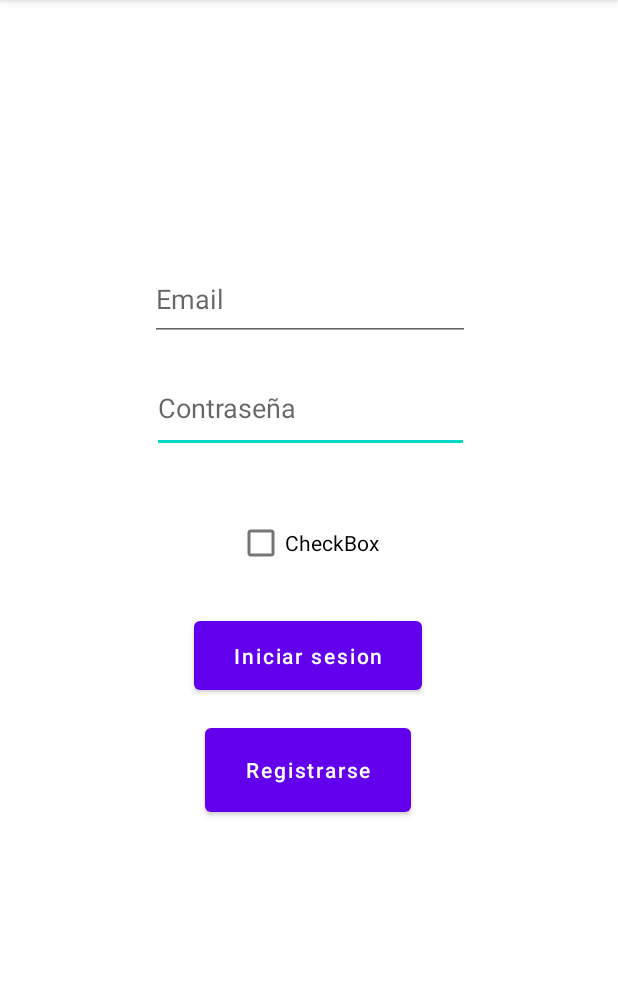
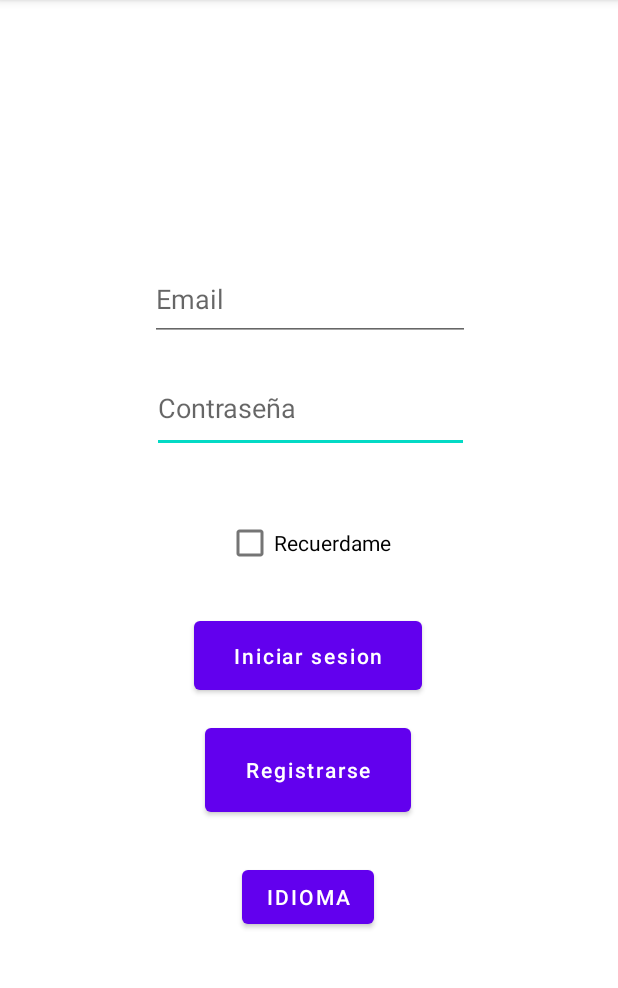
Before and after one commit to ibaiarroyo/Reto2, an Android app: the screen it shows after launch (Login), after a tap on an icon or button, on a phone screen of 412 x 824 dp, the part 84-1072 px from its top. Run offline under Robolectric (Android 15) with nearby library versions, the phone set to English and light mode, and no system bars.

```diff
--- a/app/src/main/java/com/example/reto2/Principal/Login.java
+++ b/app/src/main/java/com/example/reto2/Principal/Login.java
@@ -2,16 +2,20 @@ package com.example.reto2.Principal;
 
 import android.content.Context;
 import android.content.Intent;
+import android.content.SharedPreferences;
 import android.content.res.Configuration;
 import android.content.res.Resources;
 import android.net.ConnectivityManager;
 import android.net.NetworkInfo;
 import android.os.Bundle;
 import android.util.DisplayMetrics;
+import android.util.Log;
+import android.view.MenuItem;
 import android.view.View;
 import android.widget.Button;
 import android.widget.CheckBox;
 import android.widget.EditText;
+import android.widget.PopupMenu;
 import android.widget.Toast;
 
 import androidx.activity.result.ActivityResult;
@@ -42,7 +46,7 @@ public class Login extends AppCompatActivity {
 
     private EditText textEmail, textPasswordLogin;
     private CheckBox recordarUsuario;
-    Button botonRegistro, iniciarSesion;
+    Button botonRegistro, iniciarSesion, elegirIdioma;
 
     @Override
     protected void onCreate(Bundle savedInstanceState) {
@@ -57,6 +61,9 @@ public class Login extends AppCompatActivity {
         textPasswordLogin = findViewById(R.id.textPasswordLogin);
         iniciarSesion = findViewById(R.id.botonLogin);
         recordarUsuario = findViewById(R.id.recordarSesion);
+        elegirIdioma = findViewById(R.id.cambiarIdioma);
+
+        recuerdameSetIntoText();
 
         Bundle extras = getIntent().getExtras();
         if (extras != null) {
@@ -77,42 +84,27 @@ public class Login extends AppCompatActivity {
                 }
             }
         });
+
         iniciarSesion.setOnClickListener(new View.OnClickListener(){
             @Override
             public void onClick(View v) {
-
-                //attemps++;
-
-//                if ((!etNombre.getText().toString().equals("")) && (!etpassword.getText().toString().equals(""))) {
-
-//                    if ((!etNombre.getText().toString().equals("Rodrigo"))
-//                            && (!etpassword.getText().toString().equals("123456"))) {
-
-
-//                        if (checkBox.isChecked()) {
-//                            Boolean boolIsChecked = checkBox.isChecked();
-//                            SharedPreferences.Editor editor = mPrefs.edit();
-//                            editor.putString("pref_name", etNombre.getText().toString());
-//                            editor.putString("pref_pass", etpassword.getText().toString());
-//                            editor.putBoolean("pref_check", boolIsChecked);
-//                            editor.apply();
-//                            Toast.makeText(getApplicationContext(), "Se ha guardado",
-//                                    Toast.LENGTH_SHORT).show();
-
-//                        } else {
-//                            mPrefs.edit().clear().apply();
-
-//                        }
-
-//                        Log.i("Username", etNombre.getText().toString());
-//                        Log.i("Password", etpassword.getText().toString());
+                //boolean login = inicioSesion();
+                Usuarios usuario = new Usuarios();
+                usuario.setEmail(textEmail.getText().toString());
+                usuario.setPassword(textPasswordLogin.getText().toString());
+                deleteAllFromDB();
+                if (recordarUsuario.isChecked()) {
+                    dataManager.insert(usuario);
+                }
+                else {
+                    Toast.makeText(getApplicationContext(), R.string.errorInicioSesion, Toast.LENGTH_SHORT).show();
+                }
 
                 Context context = getApplicationContext();
                 String string = "Username: " + textEmail.getText().toString()
                         + "\nPassword: " + textPasswordLogin.getText().toString();
 
-//                    Meter aqui conexion login
-
+//              Empieza el login
                 if (isConnected()) {
                     System.out.println("Has entrado");
                     UsuariosFacadeGetAll login = new UsuariosFacadeGetAll(Login.this, Login.this.generateSongJson(),Login.this.datosUserb());
@@ -131,48 +123,17 @@ public class Login extends AppCompatActivity {
                             Toast toast = Toast.makeText(context, string, duartion);
                             Intent intent = new Intent(Login.this, MenuUsuario.class);
                             startForResult.launch(intent);
-//                                    overridePendingTransition(R.anim.zoom_back_in, R.anim.zoom_back_out);
-
-                                }
-                                else{
+//                          overridePendingTransition(R.anim.zoom_back_in, R.anim.zoom_back_out);
+                        } else{
                             System.out.println("Te dejo entrar por pena pringado");
                         }
-
                     } catch (InterruptedException e) {
                                 // Nothing to do here...
                     }
-
                 }
-
                         textEmail.getText().clear();
                         textPasswordLogin.getText().clear();
-
             }
-
-//            boolean login = inicioSesion();
-//            Usuarios usuario = new Usuarios();
-//            usuario.setEmail(textEmail.getText().toString());
-//            usuario.setPassword(textPasswordLogin.toString());
-//            deleteAllFromDB();
-//
-//            if (recordarUsuario.isChecked()) {
-//                dataManager.insert(usuario);
-//            }
-//
-//            if (login) {
-//                if (!recordarUsuario.isChecked()) {
-//                    deleteAllFromDB();
-//                }
-//                Intent intentComunity = new Intent(Login.this, MenuUsuario.class);
-//                intentComunity.putExtra("emailUsuario", usuario.getEmail());
-//                startActivity(intentComunity);
-//
-//            } else {
-//                Toast.makeText(getApplicationContext(), R.string.errorInicioSesion, Toast.LENGTH_SHORT).show();
-//            }
-////            Intent intentLogin = new Intent(Login.this, MenuUsuario.class);
-////            startActivity(intentLogin);
-
         });
 
         recordarUsuario.setOnCheckedChangeListener((compoundButton, checked) -> {
@@ -190,6 +151,33 @@ public class Login extends AppCompatActivity {
             }
         });
 
+        elegirIdioma.setOnClickListener(new View.OnClickListener() {
+            @Override
+            public void onClick(View view) {
+                PopupMenu popupMenu = new PopupMenu(Login.this, elegirIdioma);
+                popupMenu.getMenuInflater().inflate(R.menu.menu_idioma, popupMenu.getMenu());
+
+                popupMenu.setOnMenuItemClickListener(new PopupMenu.OnMenuItemClickListener() {
+                    @Override
+                    public boolean onMenuItemClick(MenuItem menuItem) {
+                        switch (menuItem.getItemId()) {
+                            case R.id.en:
+                                setLocale("en");
+                                break;
+                            case R.id.es:
+                                setLocale("es");
+                                break;
+                            case R.id.eu:
+                                setLocale("eu");
+                                break;
+                        }
+                        return false;
+                    }
+                });
+                popupMenu.show();
+            }
+        });
+
         botonRegistro.setOnClickListener(view ->{
             Intent intentRegis = new Intent(Login.this, Register.class);
             startActivity(intentRegis);
@@ -198,33 +186,16 @@ public class Login extends AppCompatActivity {
 
     }
 
-//    private Boolean inicioSesion() {
-//
-//        UsuariosFacadeGetAll usuariosFacadeGetAll = new UsuariosFacadeGetAll();
-//        Thread thread = new Thread(usuariosFacadeGetAll);
-//        try {
-//            thread.start();
-//            thread.join(); // Awaiting response from the server...
-//        } catch (InterruptedException e) {
-//            // Nothing to do here...
-//        }
-//
-//        String usuarioString = textEmail.getText().toString();
-//        String password = textPasswordLogin.getText().toString();
-//        boolean existe = false;
-//
-//        Usuarios personas = usuariosFacadeGetAll.getResponse();
-//
-//        for (int i = 0; i < personas.size(); i++) {
-//            if (personas.get(i).getEmail().equalsIgnoreCase(usuarioString)) {
-//                if (personas.get(i).getPassword().equals(password)) {
-//                    existe = true;
-//                    break;
-//                }
-//            }
-//        }
-//        return existe;
-//    }
+    public void recuerdameSetIntoText() {
+        DataManager dataManager = new DataManager(this);
+
+        List<Usuarios> user = dataManager.selectAllUsers();
+        if (user.size() != 0) {
+            prueba();
+            textEmail.setText(user.get(0).getEmail());
+            textPasswordLogin.setText(user.get(0).getPassword());
+        }
+    }
 
     public void deleteAllFromDB() {
         DataManager dataManager = new DataManager(this);
@@ -263,6 +234,28 @@ public class Login extends AppCompatActivity {
         return ret;
     }
 
+    public void setLocale(String lang) {
+//        Locale myLocale = new Locale(lang);
+//        Resources res = getResources();
+//        DisplayMetrics dm = res.getDisplayMetrics();
+//        Configuration conf = res.getConfiguration();
+//        conf.locale = myLocale;
+//        res.updateConfiguration(conf, dm);
+//        Intent refresh = new Intent(this, Login.class);
+//        finish();
+//        startActivity(refresh);
 
+        Locale myLocale = new Locale(lang);
+        Resources res = getResources();
+        DisplayMetrics dm = res.getDisplayMetrics();
+        Locale.setDefault(myLocale);
+        Configuration config = getBaseContext().getResources().getConfiguration();
+        config.locale = myLocale;
+        res.updateConfiguration(config, dm);
+        Intent refresh = new Intent(this, Login.class);
+        finish();
+        startActivity(refresh);
 
     }
+
+}
--- a/app/src/main/java/com/example/reto2/network/DataManager.java
+++ b/app/src/main/java/com/example/reto2/network/DataManager.java
@@ -74,7 +74,6 @@ public class DataManager extends SQLiteOpenHelper {
     // Insertar user
     public void insert(Usuarios user)
     {
-
         ContentValues values = new ContentValues();
         values.put(EMAIL, user.getEmail());
         values.put(PASSWORD, user.getPassword());
--- a/app/src/main/java/com/example/reto2/network/NetConfiguration.java
+++ b/app/src/main/java/com/example/reto2/network/NetConfiguration.java
@@ -7,7 +7,7 @@ import android.os.Bundle;
 public class NetConfiguration {
     //protected final String theBaseUrl = "http://10.5.7.11:8080/api";  //Ibai
     //protected final String theBaseUrl = "http://10.5.7.13:8080/api";    //Inaki
-    //protected final String theBaseUrl = "http://10.5.7.18:8080/api"; //Richard
-    protected final String theBaseUrl = "http://192.168.0.13:8080/api"; //Richard_Casa
+    protected final String theBaseUrl = "http://10.5.7.18:8080/api"; //Richard
+    //protected final String theBaseUrl = "http://192.168.0.13:8080/api"; //Richard_Casa
 
 }
--- a/app/src/main/res/layout/activity_login.xml
+++ b/app/src/main/res/layout/activity_login.xml
@@ -69,7 +69,7 @@
         android:id="@+id/recordarSesion"
         android:layout_width="wrap_content"
         android:layout_height="wrap_content"
-        android:text="CheckBox"
+        android:text="@string/recordarSesion"
         app:layout_constraintBottom_toBottomOf="parent"
         app:layout_constraintEnd_toEndOf="parent"
         app:layout_constraintHorizontal_bias="0.498"
@@ -77,4 +77,16 @@
         app:layout_constraintTop_toTopOf="parent"
         app:layout_constraintVertical_bias="0.469" />
 
+    <Button
+        android:id="@+id/cambiarIdioma"
+        android:layout_width="wrap_content"
+        android:layout_height="wrap_content"
+        android:text="@string/cambiarIdioma"
+        app:layout_constraintBottom_toBottomOf="parent"
+        app:layout_constraintEnd_toEndOf="parent"
+        app:layout_constraintHorizontal_bias="0.498"
+        app:layout_constraintStart_toStartOf="parent"
+        app:layout_constraintTop_toTopOf="parent"
+        app:layout_constraintVertical_bias="0.797" />
+
 </androidx.constraintlayout.widget.ConstraintLayout>
--- /dev/null
+++ b/app/src/main/res/menu/menu_idioma.xml
@@ -0,0 +1,13 @@
+<?xml version="1.0" encoding="utf-8"?>
+<menu xmlns:app="http://schemas.android.com/apk/res-auto"
+    xmlns:android="http://schemas.android.com/apk/res/android">
+    <item
+        android:id="@+id/es"
+        android:title="@string/es" />
+    <item
+        android:id="@+id/en"
+        android:title="@string/en" />
+    <item
+        android:id="@+id/eu"
+        android:title="@string/eu" />
+</menu>
--- a/app/src/main/res/values/strings.xml
+++ b/app/src/main/res/values/strings.xml
@@ -1,12 +1,20 @@
+<?xml version="1.0" encoding="utf-8" ?>
 <resources>
     <string name="app_name">Reto2</string>
 
     <string name="error_communication">Error de comunicacion</string>
+    <string name="registradocorrectamente">Error de comunicacion</string>
 
     <string name="email">Email</string>
     <string name="Contraseña">Contraseña</string>
+    <string name="recordarSesion">Recuerdame</string>
     <string name="Iniciar">Iniciar sesion</string>
     <string name="Register">Registrarse</string>
+    <string name="cambiarIdioma">Idioma</string>
+
+    <string name="es">Español</string>
+    <string name="en">Ingles</string>
+    <string name="eu">Euskera</string>
 
     <string name="EditPass">Editar Contraseña</string>
     <string name="Nombre">Nombre</string>
```
Also changed, not shown: app/src/main/java/com/example/reto2/Principal/Register.java (+31 -2 lines), 2 other files. Lines whose indentation alone changed are shown as unchanged.
